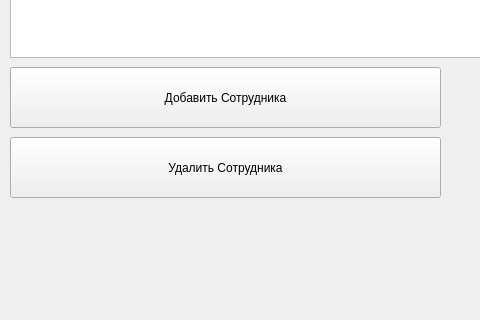
First picture: the form in OOP_lab3_Savostianov/mainwindow.ui, repository Sovatiano/OOP_labs, before the edit; both pictures show x 0 to 480 and y 413 to 733 of the 931 by 733 pixel window.
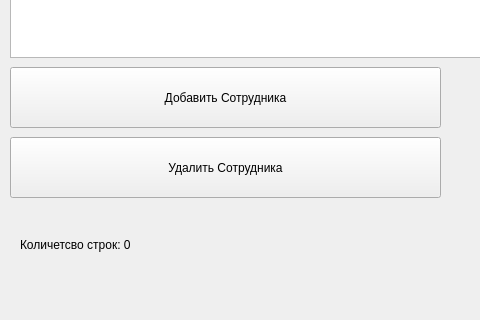
Second picture: the form after the edit.

```diff
--- a/OOP_lab3_Savostianov/mainwindow.ui
+++ b/OOP_lab3_Savostianov/mainwindow.ui
@@ -89,6 +89,19 @@
      </rect>
     </property>
    </widget>
+   <widget class="QLabel" name="rowCountLabel">
+    <property name="geometry">
+     <rect>
+      <x>20</x>
+      <y>650</y>
+      <width>181</width>
+      <height>16</height>
+     </rect>
+    </property>
+    <property name="text">
+     <string>Количетсво строк: 0</string>
+    </property>
+   </widget>
   </widget>
   <widget class="QMenuBar" name="menubar">
    <property name="geometry">
```
